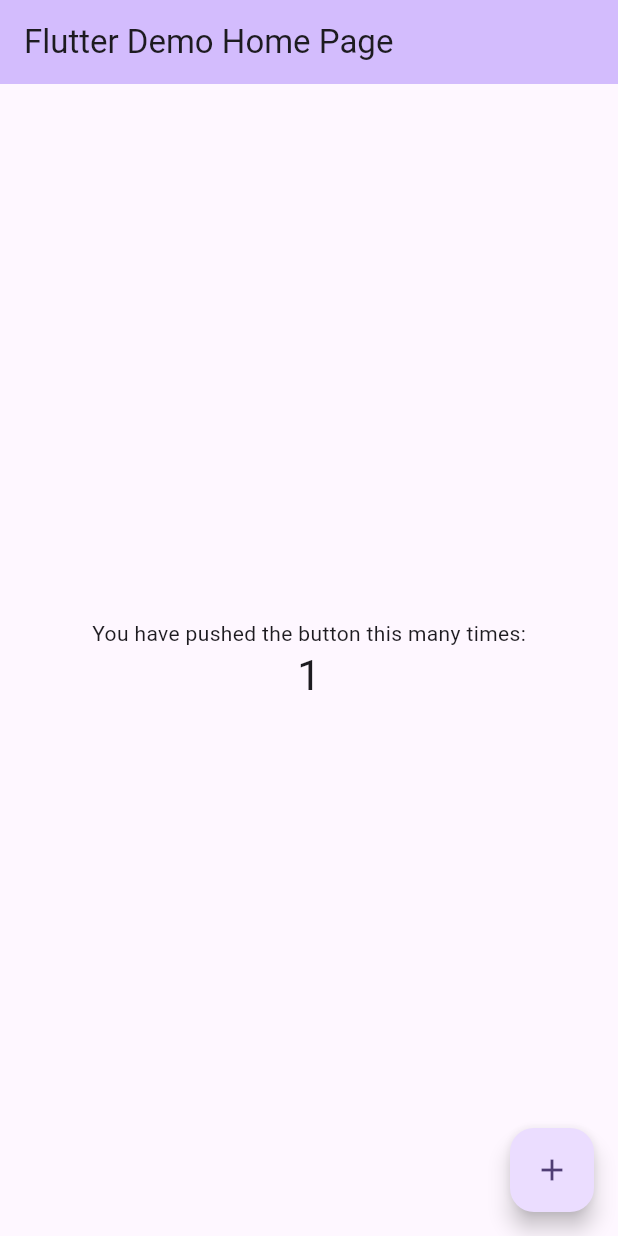
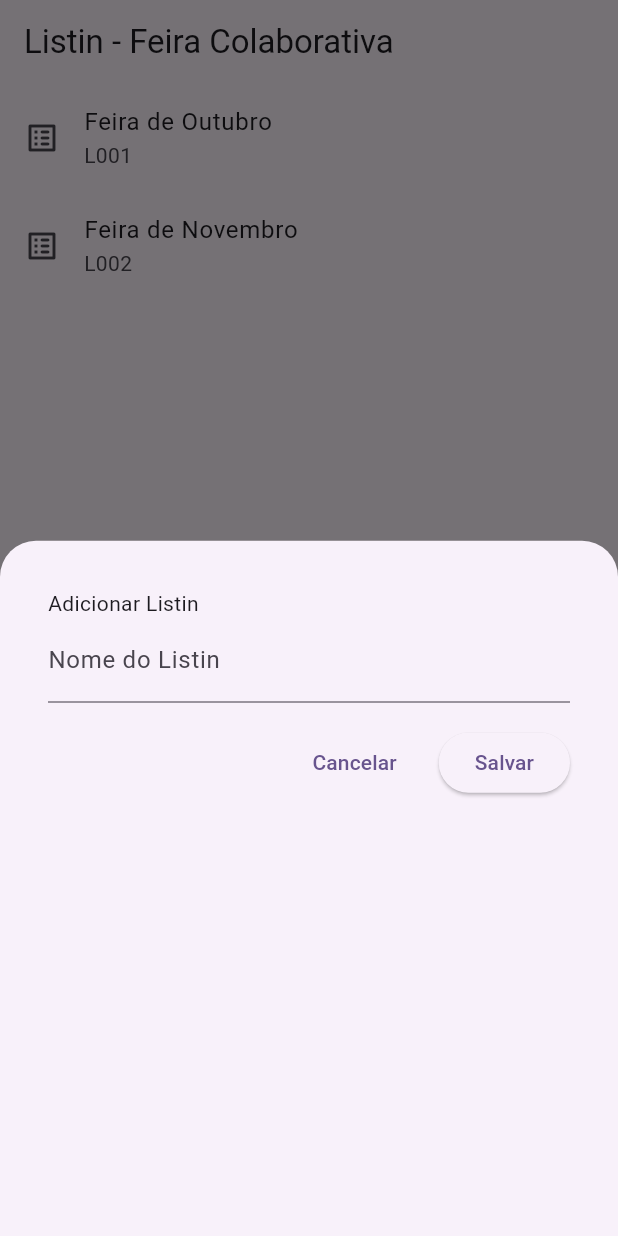
Before and after one commit to slackwarecps/flutter_bingo_app_jogador, a Flutter app: the screen it shows after launch, after a tap on the "add" icon, on a phone screen of 412 x 824 dp. Run offline on Flutter 3.47's test engine with Material 3 defaults, Android fonts, the phone set to English and light mode, and no system bars; our stand-ins replace cloud_firestore, firebase_core; accounts and stored records are empty.

Commit message:
feat: Add Listin model and home screen

```diff
--- /dev/null
+++ b/lib/firebase/models/listin.dart
@@ -0,0 +1,17 @@
+class Listin {
+  String id;
+  String name;
+
+  Listin({required this.id, required this.name});
+
+  Listin.fromMap(Map<String, dynamic> map)
+      : id = map["id"],
+        name = map["name"];
+
+  Map<String, dynamic> toMap() {
+    return {
+      "id": id,
+      "name": name,
+    };
+  }
+}
--- /dev/null
+++ b/lib/firebase/presentation/home_screen.dart
@@ -0,0 +1,115 @@
+import 'package:bingo_jogador/firebase/models/listin.dart';
+import 'package:flutter/material.dart';
+
+
+class HomeScreen extends StatefulWidget {
+  const HomeScreen({super.key});
+
+  @override
+  State<HomeScreen> createState() => _HomeScreenState();
+}
+
+class _HomeScreenState extends State<HomeScreen> {
+  final List<Listin> listListins = [
+    Listin(id: "L001", name: "Feira de Outubro"),
+    Listin(id: "L002", name: "Feira de Novembro"),
+  ];
+
+  @override
+  Widget build(BuildContext context) {
+    return Scaffold(
+      appBar: AppBar(
+        title: const Text("Listin - Feira Colaborativa"),
+      ),
+      floatingActionButton: FloatingActionButton(
+        onPressed: () {
+          showFormModal();
+        },
+        child: const Icon(Icons.add),
+      ),
+      body: (listListins.isEmpty)
+          ? const Center(
+              child: Text(
+                "Nenhuma lista ainda.\nVamos criar a primeira?",
+                textAlign: TextAlign.center,
+                style: TextStyle(fontSize: 18),
+              ),
+            )
+          : ListView(
+              children: List.generate(
+                listListins.length,
+                (index) {
+                  Listin model = listListins[index];
+                  return ListTile(
+                    leading: const Icon(Icons.list_alt_rounded),
+                    title: Text(model.name),
+                    subtitle: Text(model.id),
+                  );
+                },
+              ),
+            ),
+    );
+  }
+
+  showFormModal() {
+    // Labels à serem mostradas no Modal
+    String title = "Adicionar Listin";
+    String confirmationButton = "Salvar";
+    String skipButton = "Cancelar";
+
+    // Controlador do campo que receberá o nome do Listin
+    TextEditingController nameController = TextEditingController();
+
+    // Função do Flutter que mostra o modal na tela
+    showModalBottomSheet(
+      context: context,
+
+      // Define que as bordas verticais serão arredondadas
+      shape: const RoundedRectangleBorder(
+        borderRadius: BorderRadius.vertical(
+          top: Radius.circular(24),
+        ),
+      ),
+      builder: (context) {
+        return Container(
+          height: MediaQuery.of(context).size.height,
+          padding: const EdgeInsets.all(32.0),
+
+          // Formulário com Título, Campo e Botões
+          child: ListView(
+            children: [
+              Text(title),
+              TextFormField(
+                controller: nameController,
+                decoration:
+                    const InputDecoration(label: Text("Nome do Listin")),
+              ),
+              const SizedBox(
+                height: 16,
+              ),
+              Row(
+                mainAxisAlignment: MainAxisAlignment.end,
+                children: [
+                  TextButton(
+                    onPressed: () {
+                      Navigator.pop(context);
+                    },
+                    child: Text(skipButton),
+                  ),
+                  const SizedBox(
+                    width: 16,
+                  ),
+                  ElevatedButton(
+                      onPressed: () {
+                        //TODO: Implementar adição
+                      },
+                      child: Text(confirmationButton)),
+                ],
+              )
+            ],
+          ),
+        );
+      },
+    );
+  }
+}
--- a/lib/main.dart
+++ b/lib/main.dart
@@ -1,14 +1,22 @@
+import 'package:bingo_jogador/firebase/presentation/home_screen.dart';
+import 'package:cloud_firestore/cloud_firestore.dart';
 import 'package:flutter/material.dart';
 import 'package:firebase_core/firebase_core.dart';
 import 'firebase_options.dart';
 
 void main() async{
+
 WidgetsFlutterBinding.ensureInitialized();
 await Firebase.initializeApp(
   options: DefaultFirebaseOptions.currentPlatform,
 );
 
   runApp(const MyApp());
+
+
+
+  FirebaseFirestore firestore = FirebaseFirestore.instance;
+firestore.collection("Só para testar") .doc("Estou testando").set({"funcionou": true,});
 }
 
 class MyApp extends StatelessWidget {
@@ -20,43 +28,18 @@
     return MaterialApp(
       title: 'Flutter Demo',
       theme: ThemeData(
-        // This is the theme of your application.
-        //
-        // TRY THIS: Try running your application with "flutter run". You'll see
-        // the application has a purple toolbar. Then, without quitting the app,
-        // try changing the seedColor in the colorScheme below to Colors.green
-        // and then invoke "hot reload" (save your changes or press the "hot
-        // reload" button in a Flutter-supported IDE, or press "r" if you used
-        // the command line to start the app).
-        //
-        // Notice that the counter didn't reset back to zero; the application
-        // state is not lost during the reload. To reset the state, use hot
-        // restart instead.
-        //
-        // This works for code too, not just values: Most code changes can be
-        // tested with just a hot reload.
+
         colorScheme: ColorScheme.fromSeed(seedColor: Colors.deepPurple),
         useMaterial3: true,
       ),
-      home: const MyHomePage(title: 'Flutter Demo Home Page'),
+      home: const HomeScreen(),
     );
   }
 }
 
 class MyHomePage extends StatefulWidget {
   const MyHomePage({super.key, required this.title});
-
-  // This widget is the home page of your application. It is stateful, meaning
-  // that it has a State object (defined below) that contains fields that affect
-  // how it looks.
-
-  // This class is the configuration for the state. It holds the values (in this
-  // case the title) provided by the parent (in this case the App widget) and
-  // used by the build method of the State. Fields in a Widget subclass are
-  // always marked "final".
-
   final String title;
-
   @override
   State<MyHomePage> createState() => _MyHomePageState();
 }
@@ -66,31 +49,19 @@
 
   void _incrementCounter() {
     setState(() {
-      // This call to setState tells the Flutter framework that something has
-      // changed in this State, which causes it to rerun the build method below
-      // so that the display can reflect the updated values. If we changed
-      // _counter without calling setState(), then the build method would not be
-      // called again, and so nothing would appear to happen.
+
       _counter++;
     });
   }
 
   @override
   Widget build(BuildContext context) {
-    // This method is rerun every time setState is called, for instance as done
-    // by the _incrementCounter method above.
-    //
-    // The Flutter framework has been optimized to make rerunning build methods
-    // fast, so that you can just rebuild anything that needs updating rather
-    // than having to individually change instances of widgets.
+
     return Scaffold(
       appBar: AppBar(
-        // TRY THIS: Try changing the color here to a specific color (to
-        // Colors.amber, perhaps?) and trigger a hot reload to see the AppBar
-        // change color while the other colors stay the same.
+
         backgroundColor: Theme.of(context).colorScheme.inversePrimary,
-        // Here we take the value from the MyHomePage object that was created by
-        // the App.build method, and use it to set our appbar title.
+
         title: Text(widget.title),
       ),
       body: Center(
```
